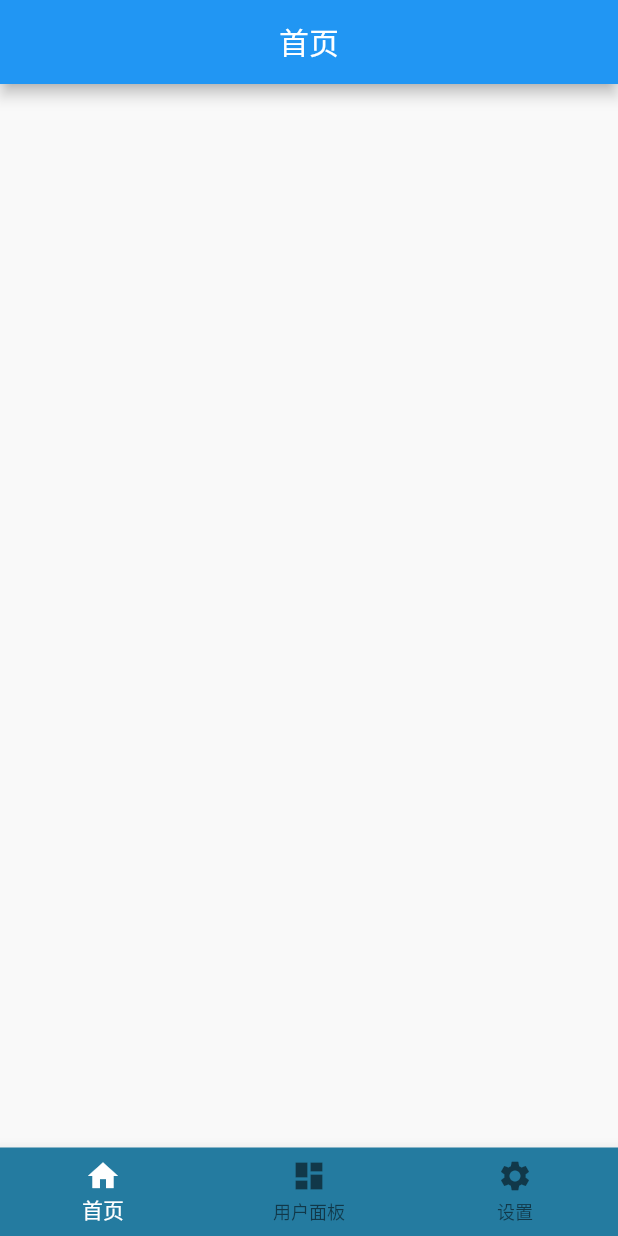
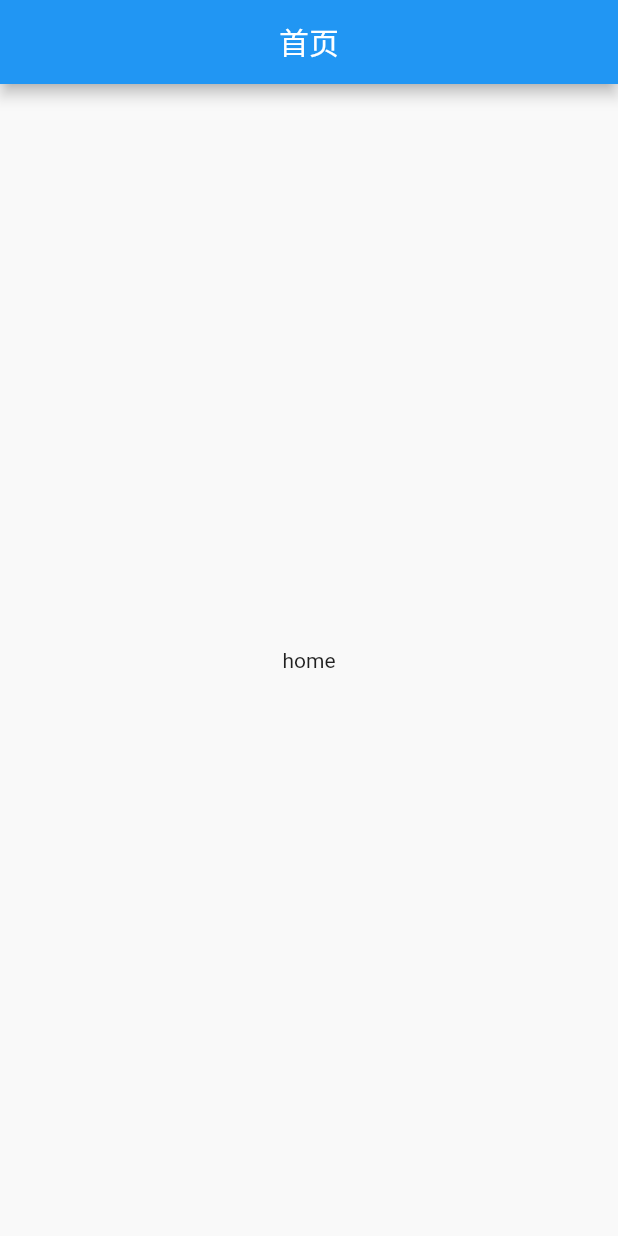
Before and after one commit to dtdths/dpool_flutter, a Flutter app: the Home screen opened directly, on a phone screen of 412 x 824 dp. Run offline on Flutter 3.47's test engine with Material 2 defaults, Android fonts, the phone set to English and light mode, and no system bars.

Commit message:
BottomNavigationBar

```diff
--- a/lib/components/footer.dart
+++ b/lib/components/footer.dart
@@ -1,6 +1,6 @@
 import 'package:flutter/material.dart';
 
-Color unActiveColor = Color(0xff7ab3cc);
+// Color unActiveColor = Color(0xff7ab3cc);
 
 class Footer extends StatefulWidget {
   final Widget child;
@@ -16,8 +16,6 @@ class _FooterState extends State<Footer> {
   Widget build(BuildContext context) {
     return Theme(
       data: ThemeData(
-        // primaryColor: Color(0xff7ab3cc),
-        indicatorColor: Colors.red,
         canvasColor: Color(0xff247ba0), // 背景颜色
       ),
       child: BottomNavigationBar(
--- a/lib/main.dart
+++ b/lib/main.dart
@@ -1,5 +1,5 @@
 import 'package:flutter/material.dart';
-import './pages/home/home.dart';
+import './pages/navigationKeepAlive/navigation_keep_alive.dart';
 
 void main()=>runApp(Dpool());
 
@@ -13,7 +13,7 @@ class Dpool extends StatelessWidget {
         // canvasColor: Color(0xff247ba0),
         scaffoldBackgroundColor: Color(0xfff9f9f9),
       ),
-      home: Home(),
+      home: NavigationKeepAlive(),
     );
   }
 }
--- a/lib/pages/home/home.dart
+++ b/lib/pages/dashboard/index.dart
@@ -1,22 +1,22 @@
 import 'package:flutter/material.dart';
-import '../../components/footer.dart';
 
-class Home extends StatelessWidget {
+class Dashboard extends StatelessWidget {
   @override
   Widget build(BuildContext context) {
     return Scaffold(
       appBar: AppBar(
         centerTitle: true,
         title: Text(
-          '首页',
+          '用户面板',
           style: TextStyle(
             color: Color(0xffffffff),
           ),
           // textAlign:TextAlign.center
         ),
       ),
-      body: null,
-      bottomNavigationBar: Footer()
+      body: Center(
+        child: Text('dashboard'),
+      ),
     );
   }
 }
--- /dev/null
+++ b/lib/pages/home/index.dart
@@ -0,0 +1,22 @@
+import 'package:flutter/material.dart';
+
+class Home extends StatelessWidget {
+  @override
+  Widget build(BuildContext context) {
+    return Scaffold(
+      appBar: AppBar(
+        centerTitle: true,
+        title: Text(
+          '首页',
+          style: TextStyle(
+            color: Color(0xffffffff),
+          ),
+          // textAlign:TextAlign.center
+        ),
+      ),
+      body: Center(
+        child: Text('home'),
+      ),
+    );
+  }
+}
```
Also changed, not shown: lib/pages/navigationKeepAlive/navigation_keep_alive.dart (added, +35 -0 lines), lib/pages/setting/index.dart (added, +22 -0 lines), pubspec.lock, 1 other file.
